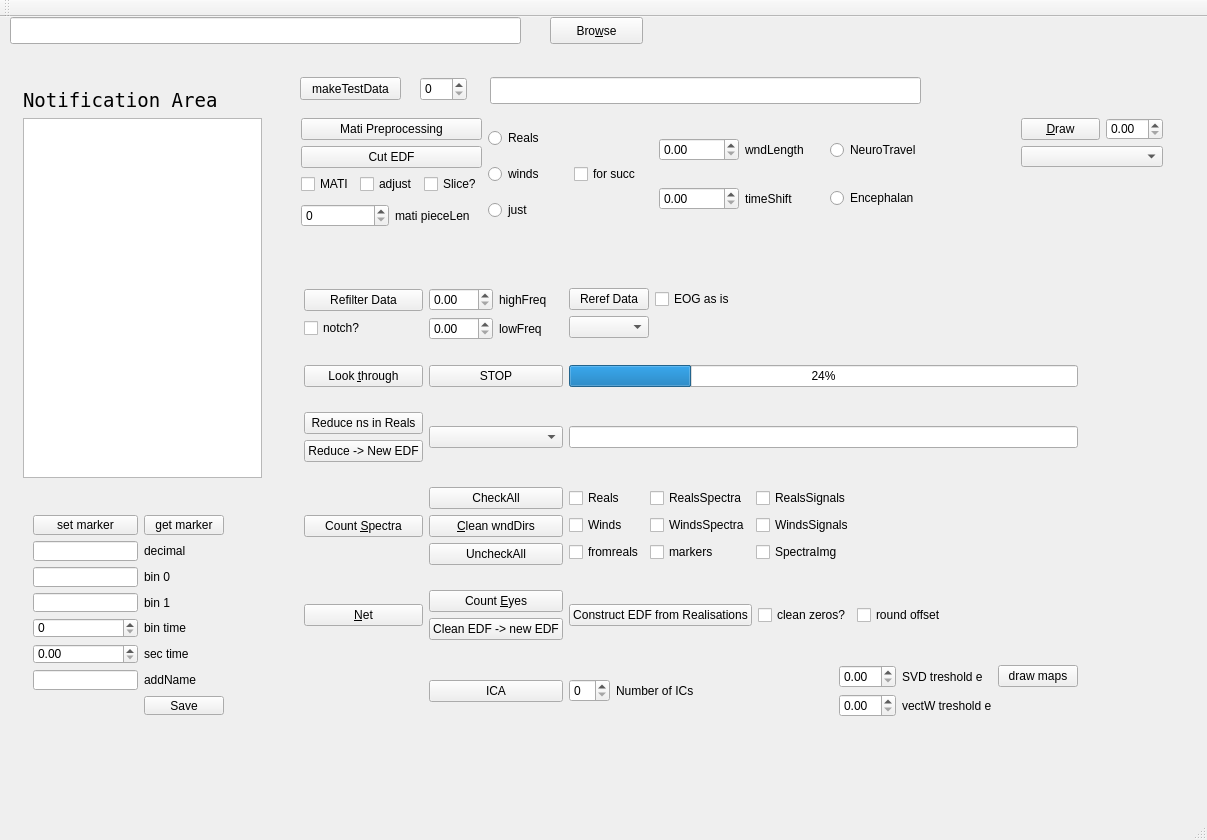
Old version of the form mainwindow.ui in the repository ArtfulVampire/SecondGUIrepo.
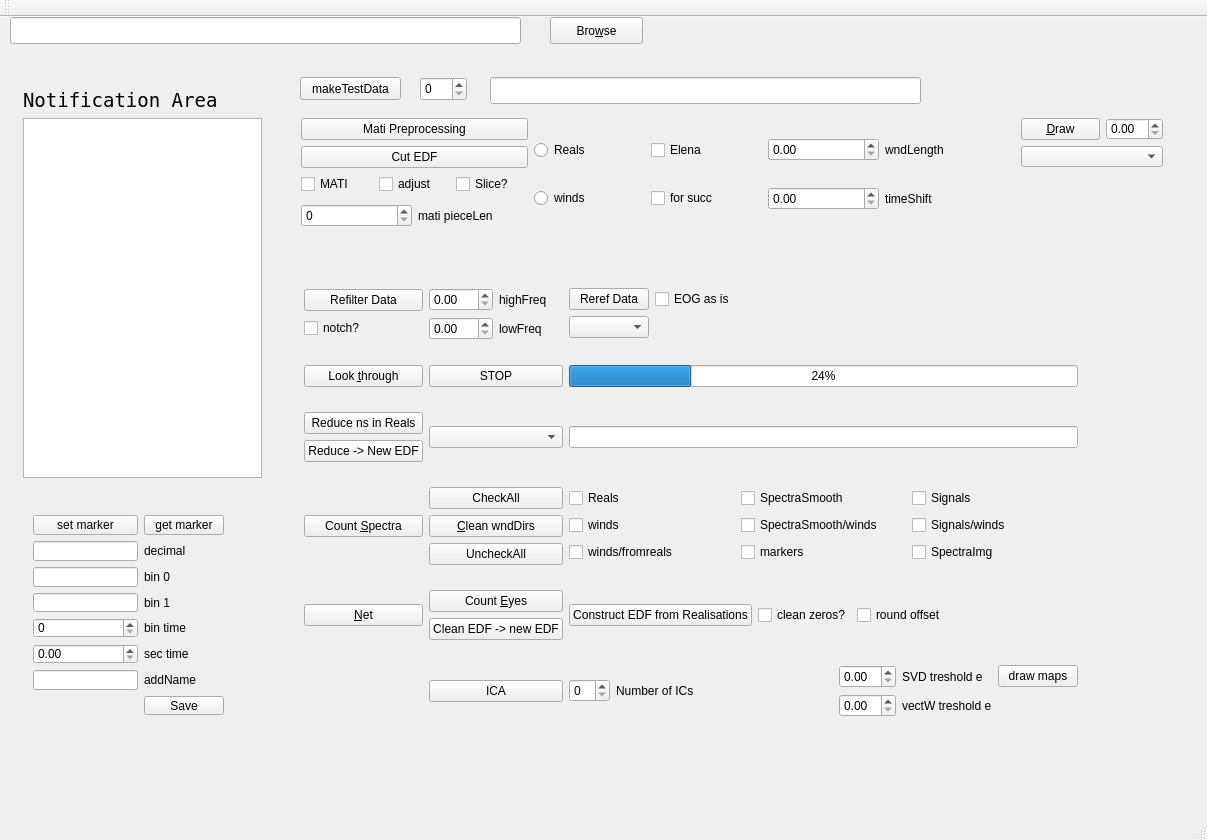
New version of the form.

Commit message: sliceElena and other

```diff
--- a/mainwindow.ui
+++ b/mainwindow.ui
@@ -165,11 +165,22 @@
      <item>
       <layout class="QVBoxLayout" name="verticalLayout_2">
        <item>
-        <widget class="QRadioButton" name="realsButton">
-         <property name="text">
-          <string>Reals</string>
-         </property>
-        </widget>
+        <layout class="QHBoxLayout" name="horizontalLayout">
+         <item>
+          <widget class="QRadioButton" name="realsButton">
+           <property name="text">
+            <string>Reals</string>
+           </property>
+          </widget>
+         </item>
+         <item>
+          <widget class="QCheckBox" name="elenaSliceCheckBox">
+           <property name="text">
+            <string>Elena</string>
+           </property>
+          </widget>
+         </item>
+        </layout>
        </item>
        <item>
         <layout class="QHBoxLayout" name="horizontalLayout_7">
@@ -189,13 +200,6 @@
          </item>
         </layout>
        </item>
-       <item>
-        <widget class="QRadioButton" name="justSliceButton">
-         <property name="text">
-          <string>just</string>
-         </property>
-        </widget>
-       </item>
       </layout>
      </item>
      <item>
@@ -222,24 +226,6 @@
        </item>
       </layout>
      </item>
-     <item>
-      <layout class="QVBoxLayout" name="verticalLayout_3">
-       <item>
-        <widget class="QRadioButton" name="ntRadio">
-         <property name="text">
-          <string>NeuroTravel</string>
-         </property>
-        </widget>
-       </item>
-       <item>
-        <widget class="QRadioButton" name="enRadio">
-         <property name="text">
-          <string>Encephalan</string>
-         </property>
-        </widget>
-       </item>
-      </layout>
-     </item>
     </layout>
    </widget>
    <widget class="QLineEdit" name="fileMarkersLineEdit">
@@ -288,70 +274,31 @@
        <item row="0" column="1">
         <widget class="QCheckBox" name="cleanRealsSpectraCheckBox">
          <property name="text">
-          <string>RealsSpectra</string>
+          <string>SpectraSmooth</string>
          </property>
         </widget>
        </item>
-       <item row="0" column="3">
-        <spacer name="horizontalSpacer_3">
-         <property name="orientation">
-          <enum>Qt::Horizontal</enum>
-         </property>
-         <property name="sizeHint" stdset="0">
-          <size>
-           <width>40</width>
-           <height>20</height>
-          </size>
-         </property>
-        </spacer>
-       </item>
        <item row="1" column="0">
         <widget class="QCheckBox" name="cleanWindsCheckBox">
          <property name="text">
-          <string>Winds</string>
+          <string>winds</string>
          </property>
         </widget>
        </item>
        <item row="1" column="1">
         <widget class="QCheckBox" name="cleanWindsSpectraCheckBox">
          <property name="text">
-          <string>WindsSpectra</string>
+          <string>SpectraSmooth/winds</string>
          </property>
         </widget>
        </item>
        <item row="2" column="0">
         <widget class="QCheckBox" name="cleanFromRealsCheckBox">
          <property name="text">
-          <string>fromreals</string>
+          <string>winds/fromreals</string>
          </property>
         </widget>
        </item>
-       <item row="2" column="3">
-        <spacer name="horizontalSpacer_5">
-         <property name="orientation">
-          <enum>Qt::Horizontal</enum>
-         </property>
-         <property name="sizeHint" stdset="0">
-          <size>
-           <width>40</width>
-           <height>20</height>
-          </size>
-         </property>
-        </spacer>
-       </item>
-       <item row="1" column="3">
-        <spacer name="horizontalSpacer_4">
-         <property name="orientation">
-          <enum>Qt::Horizontal</enum>
-         </property>
-         <property name="sizeHint" stdset="0">
-          <size>
-           <width>40</width>
-           <height>20</height>
-          </size>
-         </property>
-        </spacer>
-       </item>
        <item row="2" column="1">
         <widget class="QCheckBox" name="cleanMarkersCheckBox">
          <property name="text">
@@ -362,7 +309,7 @@
        <item row="0" column="2">
         <widget class="QCheckBox" name="cleanRealsSignalsCheckBox">
          <property name="text">
-          <string>RealsSignals</string>
+          <string>Signals</string>
          </property>
         </widget>
        </item>
@@ -376,7 +323,7 @@
        <item row="1" column="2">
         <widget class="QCheckBox" name="cleanWindsSignalsCheckBox">
          <property name="text">
-          <string>WindsSignals</string>
+          <string>Signals/winds</string>
          </property>
         </widget>
        </item>
@@ -767,7 +714,7 @@
      </item>
     </layout>
    </widget>
-   <widget class="QWidget" name="">
+   <widget class="QWidget" name="layoutWidget">
     <property name="geometry">
      <rect>
       <x>12</x>
```
The commit also changes 6 other files.
